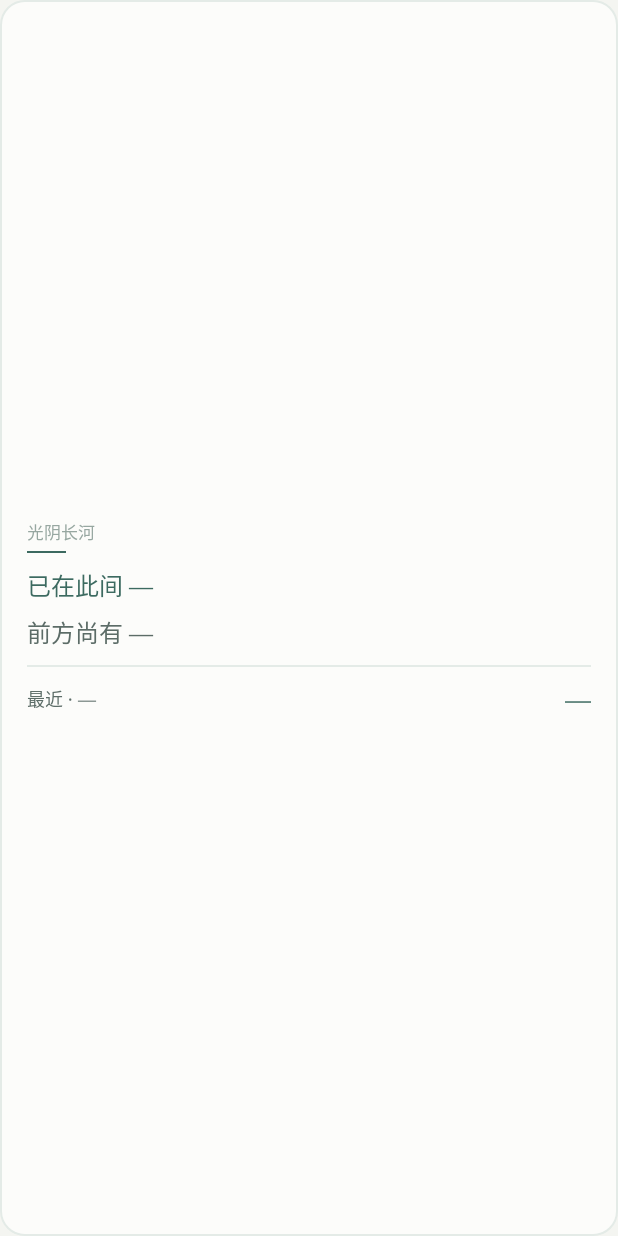
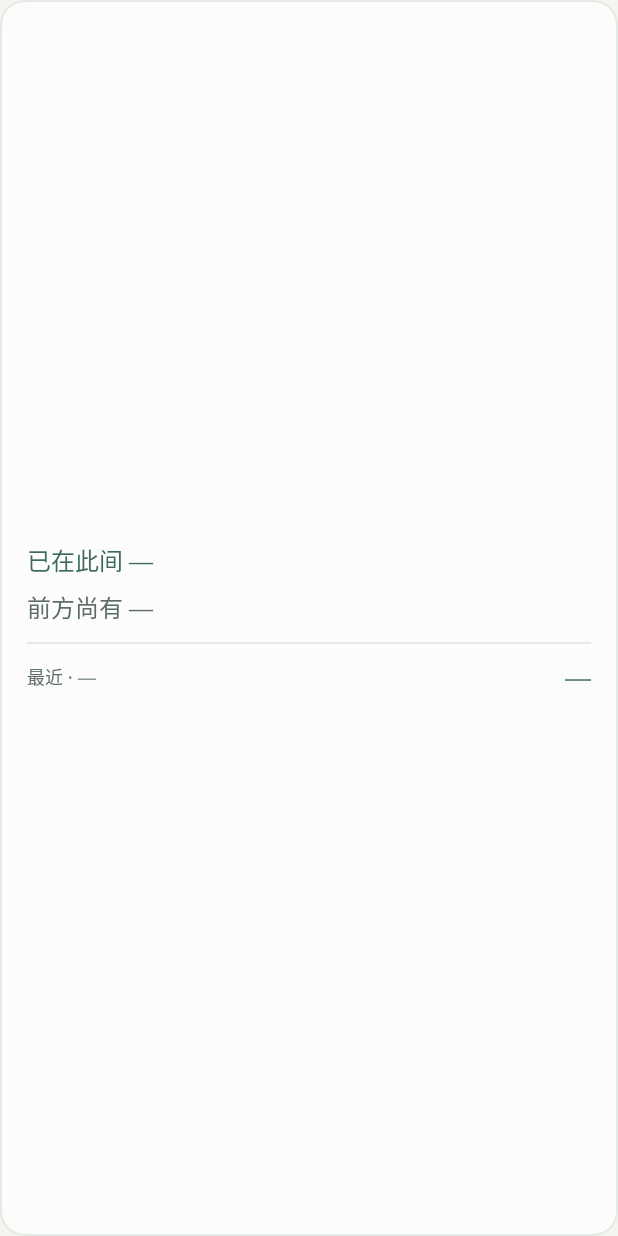
Before and after one commit to yukhughkui/guangyin-changhe, an Android app: the layout widget_wide.xml on its own in the app's theme, with its tools: preview values and no code run, on a phone screen of 412 x 824 dp. Run offline under Robolectric (Android 15) with nearby library versions, the phone set to English and light mode, and no system bars; network calls fail.

Commit message:
v1.11: 小组件显示回退至可用版 v1.7（三行纯文本布局，去除品牌字与黛青短横，修复 2×2 内容被裁切）；含 v1.11 已签名 APK

```diff
--- a/app/build.gradle
+++ b/app/build.gradle
@@ -8,8 +8,8 @@ android {
         applicationId 'cloud.yundu.changhe'
         minSdk 26
         targetSdk 34
-        versionCode 10
-        versionName '1.9'
+        versionCode 12
+        versionName '1.11'
     }
 
     signingConfigs {
--- a/app/src/main/res/layout/widget_wide.xml
+++ b/app/src/main/res/layout/widget_wide.xml
@@ -8,24 +8,8 @@
     android:gravity="center_vertical"
     android:paddingLeft="18dp"
     android:paddingRight="18dp"
-    android:paddingTop="13dp"
-    android:paddingBottom="13dp">
-
-    <TextView
-        android:id="@+id/w_brand"
-        android:layout_width="wrap_content"
-        android:layout_height="wrap_content"
-        android:text="光阴长河"
-        android:textColor="@color/ink3"
-        android:textSize="11sp"
-        android:fontFamily="serif" />
-
-    <View
-        android:layout_width="26dp"
-        android:layout_height="1dp"
-        android:layout_marginTop="4dp"
-        android:layout_marginBottom="9dp"
-        android:background="@color/jade" />
+    android:paddingTop="14dp"
+    android:paddingBottom="14dp">
 
     <TextView
         android:id="@+id/w_lived"
@@ -55,8 +39,8 @@
     <TextView
         android:layout_width="match_parent"
         android:layout_height="1dp"
-        android:layout_marginTop="10dp"
-        android:layout_marginBottom="9dp"
+        android:layout_marginTop="11dp"
+        android:layout_marginBottom="10dp"
         android:background="@color/widget_line" />
 
     <LinearLayout
```
Also changed, not shown: app/src/main/java/cloud/yundu/changhe/ChangheData.java (+12 -2 lines), app/src/main/res/layout/widget_small.xml (+1 -17 lines), app/src/main/res/drawable/widget_preview_small.png, app/src/main/res/drawable/widget_preview_wide.png, 2 other files.
